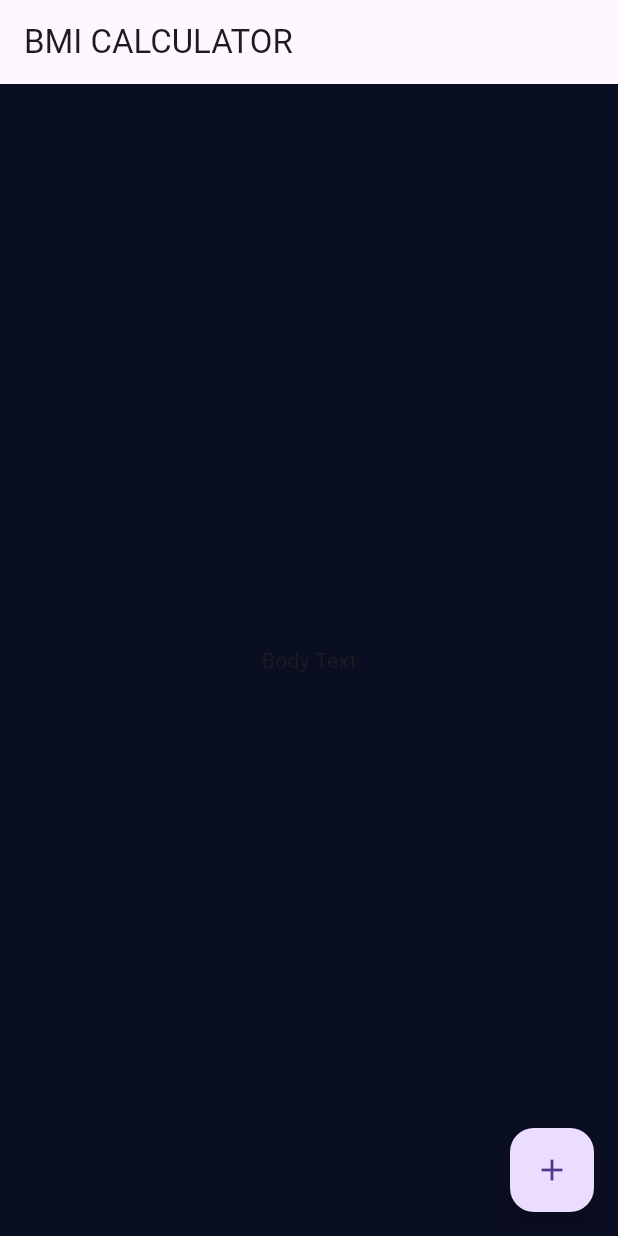
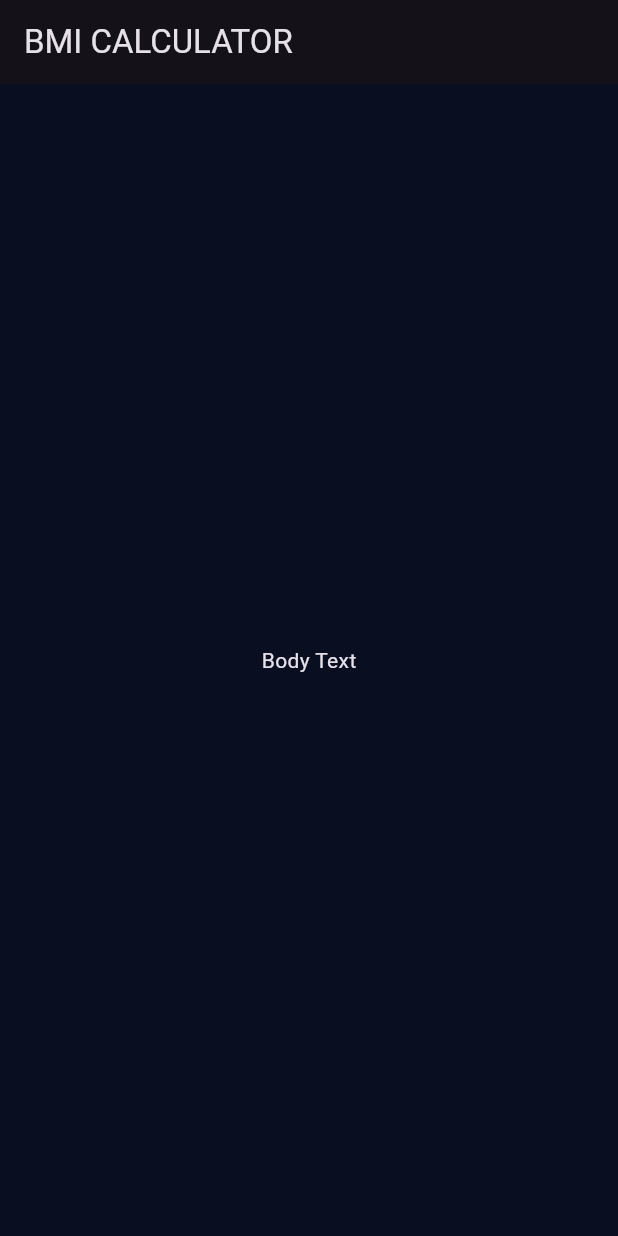
Before and after one commit to md-bd/flutter-projects, a Flutter app: the screen it shows after launch, on a phone screen of 412 x 824 dp. Run offline on Flutter 3.47's test engine with Material 3 defaults, Android fonts, the light colour scheme and no system bars; our stand-ins replace audioplayers, rflutter_alert.

Commit message:
How to use flutter themes - done

```diff
--- /dev/null
+++ b/CourseApplications/bmi_calculator/lib/input_page.dart
@@ -0,0 +1,21 @@
+import 'package:flutter/material.dart';
+
+
+class InputPage extends StatefulWidget {
+  @override
+  _InputPageState createState() => _InputPageState();
+}
+
+class _InputPageState extends State<InputPage> {
+  @override
+  Widget build(BuildContext context) {
+    return Scaffold(
+      appBar: AppBar(
+        title: Text('BMI CALCULATOR'),
+      ),
+      body: Center(
+        child: Text('Body Text'),
+      ),
+    );
+  }
+}
--- a/CourseApplications/bmi_calculator/lib/main.dart
+++ b/CourseApplications/bmi_calculator/lib/main.dart
@@ -1,4 +1,5 @@
 import 'package:flutter/material.dart';
+import 'input_page.dart';
 
 void main() => runApp(BMICalculator());
 
@@ -6,36 +7,19 @@ class BMICalculator extends StatelessWidget {
   @override
   Widget build(BuildContext context) {
     return MaterialApp(
-      theme: ThemeData(
+      theme: ThemeData.dark().copyWith(
         primaryColor: const Color(0xFF0A0E21),
         scaffoldBackgroundColor: const Color(0xFF0A0E21),
       ),
+      // theme: ThemeData(
+      //   // primaryColor: const Color(0xFF0A0E21),
+      //   // appBarTheme: AppBarTheme(
+      //   //   color: Color(0xFF0AFFFF),
+      //   // ),
+      //   primaryColor: const Color(0xFF0A0E21),
+      //   scaffoldBackgroundColor: const Color(0xFF0A0E21),
+      // ),
       home: InputPage(),
     );
   }
 }
-
-class InputPage extends StatefulWidget {
-  @override
-  _InputPageState createState() => _InputPageState();
-}
-
-class _InputPageState extends State<InputPage> {
-  @override
-  Widget build(BuildContext context) {
-    return Scaffold(
-      appBar: AppBar(
-        title: Text('BMI CALCULATOR'),
-      ),
-      body: Center(
-        child: Text('Body Text'),
-      ),
-      floatingActionButton: FloatingActionButton(
-        onPressed: () {
-
-        },
-        child: const Icon(Icons.add),
-      ),
-    );
-  }
-}
```
